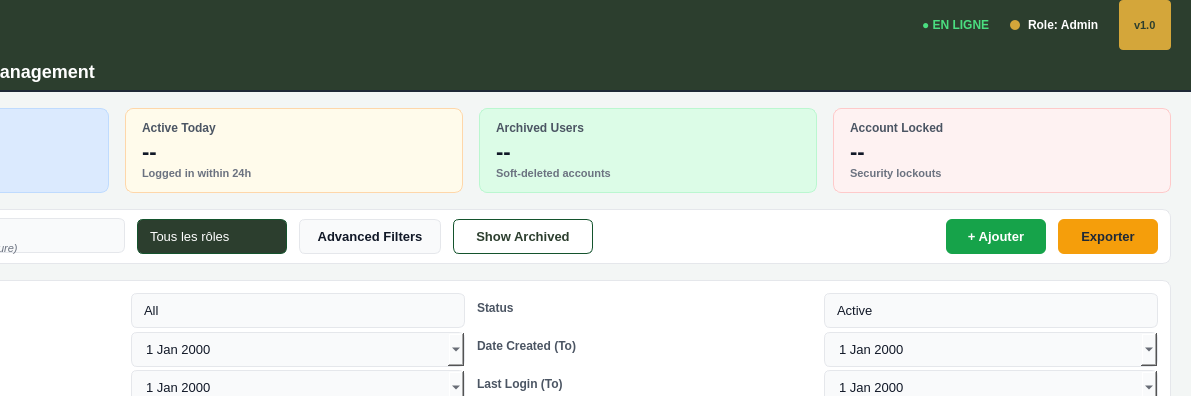
Old version of the form userstaff/userstaff.ui in the repository hedi1-1/oil-press-management-; both pictures show x 249 to 1440 and y 0 to 396 of the 1440 by 616 pixel window.
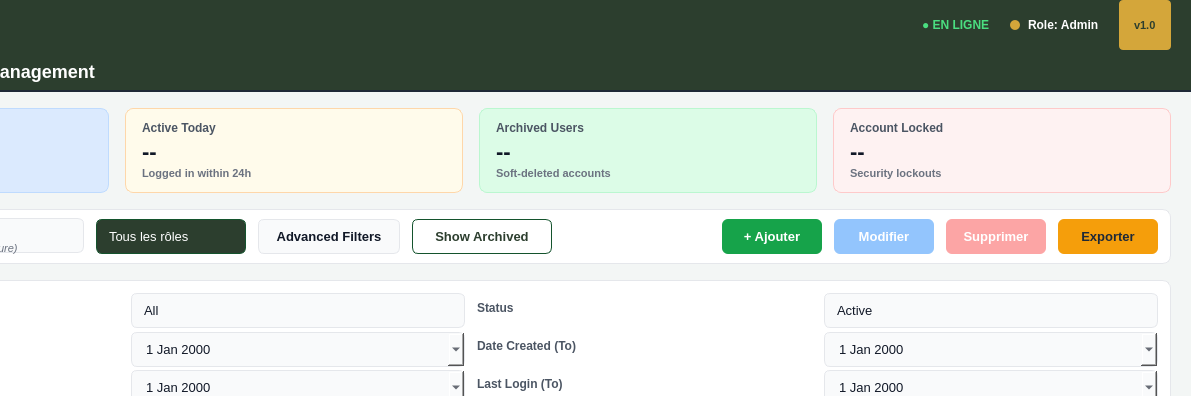
New version of the form. Icons and pictures are not drawn.

Commit message: feat(userstaff): implement full CRUD with add/edit/delete dialogs and PDF export

What changed in the file:
```diff
--- a/userstaff/userstaff.ui
+++ b/userstaff/userstaff.ui
@@ -902,6 +902,72 @@
             </property>
            </widget>
           </item>
+          <item>
+           <widget class="QPushButton" name="btnModifier">
+            <property name="minimumSize">
+             <size>
+              <width>100</width>
+              <height>35</height>
+             </size>
+            </property>
+            <property name="styleSheet">
+             <string notr="true">QPushButton {
+    background-color: #2563eb;
+    color: white;
+    border: none;
+    border-radius: 6px;
+    padding: 8px 16px;
+    font-size: 13px;
+    font-weight: 600;
+}
+QPushButton:hover {
+    background-color: #3b82f6;
+}
+QPushButton:disabled {
+    background-color: #93c5fd;
+}</string>
+            </property>
+            <property name="text">
+             <string>Modifier</string>
+            </property>
+            <property name="enabled">
+             <bool>false</bool>
+            </property>
+           </widget>
+          </item>
+          <item>
+           <widget class="QPushButton" name="btnSupprimer">
+            <property name="minimumSize">
+             <size>
+              <width>100</width>
+              <height>35</height>
+             </size>
+            </property>
+            <property name="styleSheet">
+             <string notr="true">QPushButton {
+    background-color: #dc2626;
+    color: white;
+    border: none;
+    border-radius: 6px;
+    padding: 8px 16px;
+    font-size: 13px;
+    font-weight: 600;
+}
+QPushButton:hover {
+    background-color: #ef4444;
+}
+QPushButton:disabled {
+    background-color: #fca5a5;
+}</string>
+            </property>
+            <property name="text">
+             <string>Supprimer</string>
+            </property>
+            <property name="enabled">
+             <bool>false</bool>
+            </property>
+           </widget>
+          </item>
           <item>
            <widget class="QPushButton" name="btnExporter">
             <property name="minimumSize">
```
The commit also changes 3 other files.
